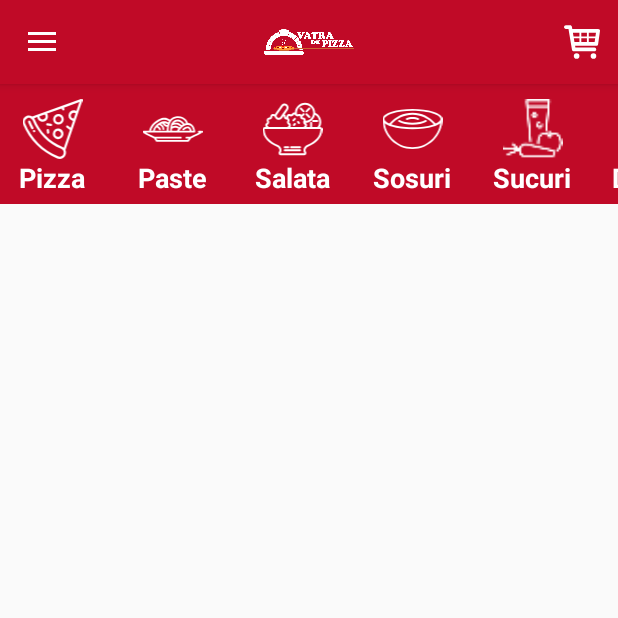
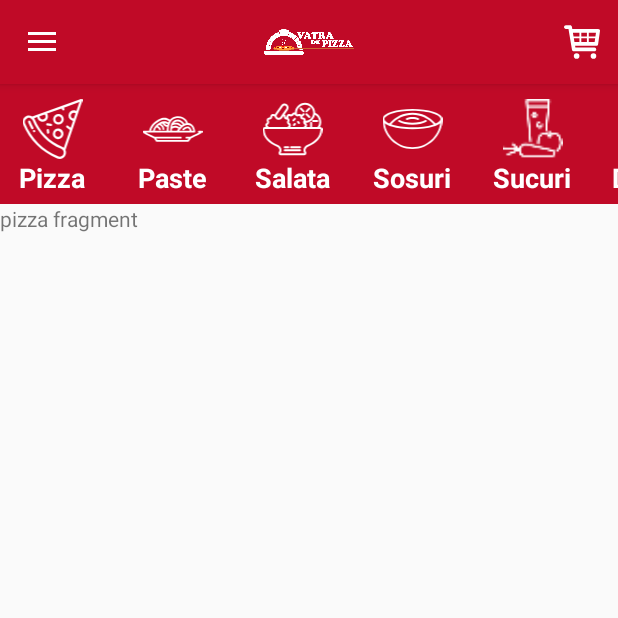
Before and after one commit to AndyRadulescu/android_pizza, an Android app: the screen it shows after launch (MainActivity), after a tap on "Pizza", on a phone screen of 412 x 824 dp, the top half of it. Run offline under Robolectric (Android 15) with nearby library versions, the phone set to English and light mode, and no system bars; 1 other tap on this screen came first.

Commit message:
started using fragments on main screen

```diff
--- a/app/src/main/java/com/example/andy/vatradepizza/MainActivity.java
+++ b/app/src/main/java/com/example/andy/vatradepizza/MainActivity.java
@@ -1,24 +1,31 @@
 package com.example.andy.vatradepizza;
 
 import android.content.Intent;
+import android.net.Uri;
 import android.os.Bundle;
 import android.support.annotation.NonNull;
 import android.support.design.widget.NavigationView;
+import android.support.v4.app.Fragment;
+import android.support.v4.app.FragmentManager;
+import android.support.v4.app.FragmentTransaction;
 import android.support.v4.view.GravityCompat;
 import android.support.v4.widget.DrawerLayout;
 import android.support.v7.app.ActionBarDrawerToggle;
 import android.support.v7.app.AppCompatActivity;
 import android.support.v7.widget.Toolbar;
+import android.util.Log;
 import android.view.Menu;
 import android.view.MenuItem;
-import android.view.View;
 import android.widget.HorizontalScrollView;
 import android.widget.RelativeLayout;
+
+import com.example.andy.vatradepizza.menuFragments.OfferFragment;
+import com.example.andy.vatradepizza.menuFragments.PizzaFragment;
 
 import java.util.Objects;
 
 public class MainActivity extends AppCompatActivity
-        implements NavigationView.OnNavigationItemSelectedListener {
+        implements NavigationView.OnNavigationItemSelectedListener, OfferFragment.OnFragmentInteractionListener, PizzaFragment.OnFragmentInteractionListener {
 
     HorizontalScrollView menuScroll;
     RelativeLayout relativeMenuOffer;
@@ -28,6 +35,9 @@ public class MainActivity extends AppCompatActivity
     RelativeLayout relativeMenuItem4;
     RelativeLayout relativeMenuItem5;
     RelativeLayout relativeMenuItem6;
+
+    FragmentManager manager;
+    FragmentTransaction transaction;
 
     @Override
     protected void onCreate(Bundle savedInstanceState) {
@@ -57,6 +67,13 @@ public class MainActivity extends AppCompatActivity
         relativeMenuItem6 = findViewById(R.id.relative6);
 
         makeOnClickOnTheMenuScroll();
+
+        manager = getSupportFragmentManager();
+        transaction = manager.beginTransaction();
+        OfferFragment offerFragment = new OfferFragment();
+
+        transaction.add(R.id.fragment_placeholder, offerFragment);
+        transaction.commit();
     }
 
     @Override
@@ -112,13 +129,35 @@ public class MainActivity extends AppCompatActivity
         menuScroll.post(() -> menuScroll.scrollTo(relativeLayout.getLeft(), 0));
     }
 
+    private void changeFragment(Fragment replaceFragment) {
+        Fragment fragment = getSupportFragmentManager().findFragmentById(R.id.fragment_placeholder);
+        if ((fragment != null ? fragment.getClass() : null) == replaceFragment.getClass()) {
+            return;
+        }
+        Log.d("debug", "entered so far");
+        transaction = manager.beginTransaction();
+        transaction.replace(R.id.fragment_placeholder, replaceFragment, "fragment");
+        transaction.commit();
+    }
+
     private void makeOnClickOnTheMenuScroll() {
-        relativeMenuOffer.setOnClickListener((e) -> focusOnView(relativeMenuOffer));
-        relativeMenuItem1.setOnClickListener((e) -> focusOnView(relativeMenuItem1));
+        relativeMenuOffer.setOnClickListener((e) -> {
+            focusOnView(relativeMenuOffer);
+            changeFragment(new OfferFragment());
+        });
+        relativeMenuItem1.setOnClickListener((e) -> {
+            focusOnView(relativeMenuItem1);
+            changeFragment(new PizzaFragment());
+        });
         relativeMenuItem2.setOnClickListener((e) -> focusOnView(relativeMenuItem2));
         relativeMenuItem3.setOnClickListener((e) -> focusOnView(relativeMenuItem3));
         relativeMenuItem4.setOnClickListener((e) -> focusOnView(relativeMenuItem4));
         relativeMenuItem5.setOnClickListener((e) -> focusOnView(relativeMenuItem5));
         relativeMenuItem6.setOnClickListener((e) -> focusOnView(relativeMenuItem6));
     }
+
+    @Override
+    public void onFragmentInteraction(Uri uri) {
+
+    }
 }
--- /dev/null
+++ b/app/src/main/java/com/example/andy/vatradepizza/menuFragments/OfferFragment.java
@@ -0,0 +1,111 @@
+package com.example.andy.vatradepizza.menuFragments;
+
+import android.content.Context;
+import android.net.Uri;
+import android.os.Bundle;
+import android.support.v4.app.Fragment;
+import android.view.LayoutInflater;
+import android.view.View;
+import android.view.ViewGroup;
+
+import com.example.andy.vatradepizza.R;
+
+
+/**
+ * A simple {@link Fragment} subclass.
+ * Activities that contain this fragment must implement the
+ * {@link OfferFragment.OnFragmentInteractionListener} interface
+ * to handle interaction events.
+ * Use the {@link OfferFragment#newInstance} factory method to
+ * create an instance of this fragment.
+ */
+public class OfferFragment extends Fragment {
+    // TODO: Rename parameter arguments, choose names that match
+    // the fragment initialization parameters, e.g. ARG_ITEM_NUMBER
+    private static final String ARG_PARAM1 = "param1";
+    private static final String ARG_PARAM2 = "param2";
+
+    // TODO: Rename and change types of parameters
+    private String mParam1;
+    private String mParam2;
+
+    private OnFragmentInteractionListener mListener;
+
+    public OfferFragment() {
+        // Required empty public constructor
+    }
+
+    /**
+     * Use this factory method to create a new instance of
+     * this fragment using the provided parameters.
+     *
+     * @param param1 Parameter 1.
+     * @param param2 Parameter 2.
+     * @return A new instance of fragment OfferFragment.
+     */
+    // TODO: Rename and change types and number of parameters
+    public static OfferFragment newInstance(String param1, String param2) {
+        OfferFragment fragment = new OfferFragment();
+        Bundle args = new Bundle();
+        args.putString(ARG_PARAM1, param1);
+        args.putString(ARG_PARAM2, param2);
+        fragment.setArguments(args);
+        return fragment;
+    }
+
+    @Override
+    public void onCreate(Bundle savedInstanceState) {
+        super.onCreate(savedInstanceState);
+        if (getArguments() != null) {
+            mParam1 = getArguments().getString(ARG_PARAM1);
+            mParam2 = getArguments().getString(ARG_PARAM2);
+        }
+    }
+
+    @Override
+    public View onCreateView(LayoutInflater inflater, ViewGroup container,
+                             Bundle savedInstanceState) {
+        // Inflate the layout for this fragment
+        return inflater.inflate(R.layout.fragment_offer, container, false);
+    }
+
+    // TODO: Rename method, update argument and hook method into UI event
+    public void onButtonPressed(Uri uri) {
+        if (mListener != null) {
+            mListener.onFragmentInteraction(uri);
+        }
+    }
+
+    @Override
+    public void onAttach(Context context) {
+        super.onAttach(context);
+        if (context instanceof OnFragmentInteractionListener) {
+            mListener = (OnFragmentInteractionListener) context;
+        } else {
+            throw new RuntimeException(context.toString()
+                    + " must implement OnFragmentInteractionListener");
+        }
+    }
+
+    @Override
+    public void onDetach() {
+        super.onDetach();
+        mListener = null;
+    }
+
+    /**
+     * This interface must be implemented by activities that contain this
+     * fragment to allow an interaction in this fragment to be communicated
+     * to the activity and potentially other fragments contained in that
+     * activity.
+     * <p>
+     * See the Android Training lesson <a href=
+     * "http://developer.android.com/training/basics/fragments/communicating.html"
+     * >Communicating with Other Fragments</a> for more information.
+     */
+    public interface OnFragmentInteractionListener {
+        // TODO: Update argument type and name
+        void onFragmentInteraction(Uri uri);
+    }
+
+}
--- /dev/null
+++ b/app/src/main/java/com/example/andy/vatradepizza/menuFragments/PizzaFragment.java
@@ -0,0 +1,110 @@
+package com.example.andy.vatradepizza.menuFragments;
+
+import android.content.Context;
+import android.net.Uri;
+import android.os.Bundle;
+import android.support.v4.app.Fragment;
+import android.view.LayoutInflater;
+import android.view.View;
+import android.view.ViewGroup;
+
+import com.example.andy.vatradepizza.R;
+
+
+/**
+ * A simple {@link Fragment} subclass.
+ * Activities that contain this fragment must implement the
+ * {@link PizzaFragment.OnFragmentInteractionListener} interface
+ * to handle interaction events.
+ * Use the {@link PizzaFragment#newInstance} factory method to
+ * create an instance of this fragment.
+ */
+public class PizzaFragment extends Fragment {
+    // TODO: Rename parameter arguments, choose names that match
+    // the fragment initialization parameters, e.g. ARG_ITEM_NUMBER
+    private static final String ARG_PARAM1 = "param1";
+    private static final String ARG_PARAM2 = "param2";
+
+    // TODO: Rename and change types of parameters
+    private String mParam1;
+    private String mParam2;
+
+    private OnFragmentInteractionListener mListener;
+
+    public PizzaFragment() {
+        // Required empty public constructor
+    }
+
+    /**
+     * Use this factory method to create a new instance of
+     * this fragment using the provided parameters.
+     *
+     * @param param1 Parameter 1.
+     * @param param2 Parameter 2.
+     * @return A new instance of fragment PizzaFragment.
+     */
+    // TODO: Rename and change types and number of parameters
+    public static PizzaFragment newInstance(String param1, String param2) {
+        PizzaFragment fragment = new PizzaFragment();
+        Bundle args = new Bundle();
+        args.putString(ARG_PARAM1, param1);
+        args.putString(ARG_PARAM2, param2);
+        fragment.setArguments(args);
+        return fragment;
+    }
+
+    @Override
+    public void onCreate(Bundle savedInstanceState) {
+        super.onCreate(savedInstanceState);
+        if (getArguments() != null) {
+            mParam1 = getArguments().getString(ARG_PARAM1);
+            mParam2 = getArguments().getString(ARG_PARAM2);
+        }
+    }
+
+    @Override
+    public View onCreateView(LayoutInflater inflater, ViewGroup container,
+                             Bundle savedInstanceState) {
+        // Inflate the layout for this fragment
+        return inflater.inflate(R.layout.fragment_pizza, container, false);
+    }
+
+    // TODO: Rename method, update argument and hook method into UI event
+    public void onButtonPressed(Uri uri) {
+        if (mListener != null) {
+            mListener.onFragmentInteraction(uri);
+        }
+    }
+
+    @Override
+    public void onAttach(Context context) {
+        super.onAttach(context);
+        if (context instanceof OnFragmentInteractionListener) {
+            mListener = (OnFragmentInteractionListener) context;
+        } else {
+            throw new RuntimeException(context.toString()
+                    + " must implement OnFragmentInteractionListener");
+        }
+    }
+
+    @Override
+    public void onDetach() {
+        super.onDetach();
+        mListener = null;
+    }
+
+    /**
+     * This interface must be implemented by activities that contain this
+     * fragment to allow an interaction in this fragment to be communicated
+     * to the activity and potentially other fragments contained in that
+     * activity.
+     * <p>
+     * See the Android Training lesson <a href=
+     * "http://developer.android.com/training/basics/fragments/communicating.html"
+     * >Communicating with Other Fragments</a> for more information.
+     */
+    public interface OnFragmentInteractionListener {
+        // TODO: Update argument type and name
+        void onFragmentInteraction(Uri uri);
+    }
+}
--- a/app/src/main/res/layout/content_main.xml
+++ b/app/src/main/res/layout/content_main.xml
@@ -11,4 +11,10 @@
     tools:showIn="@layout/app_bar_main">
 
     <include layout="@layout/scroll_menus" />
+
+    <LinearLayout
+        android:id="@+id/fragment_placeholder"
+        android:layout_width="match_parent"
+        android:layout_height="match_parent"
+        android:orientation="vertical"></LinearLayout>
 </LinearLayout>
--- /dev/null
+++ b/app/src/main/res/layout/fragment_pizza.xml
@@ -0,0 +1,14 @@
+<?xml version="1.0" encoding="utf-8"?>
+<FrameLayout xmlns:android="http://schemas.android.com/apk/res/android"
+    xmlns:tools="http://schemas.android.com/tools"
+    android:layout_width="match_parent"
+    android:layout_height="match_parent"
+    tools:context=".menuFragments.PizzaFragment">
+
+    <!-- TODO: Update blank fragment layout -->
+    <TextView
+        android:layout_width="match_parent"
+        android:layout_height="match_parent"
+        android:text="pizza fragment" />
+
+</FrameLayout>
--- a/app/src/main/res/values/strings.xml
+++ b/app/src/main/res/values/strings.xml
@@ -32,4 +32,7 @@
     <string name="pasta">Paste</string>
     <string name="souce">Sosuri</string>
     <string name="Juice">Sucuri</string>
+
+    <!-- TODO: Remove or change this placeholder text -->
+    <string name="hello_blank_fragment">Hello blank fragment</string>
 </resources>
```
Also changed, not shown: app/src/main/res/layout/fragment_offer.xml (added, +15 -0 lines).
